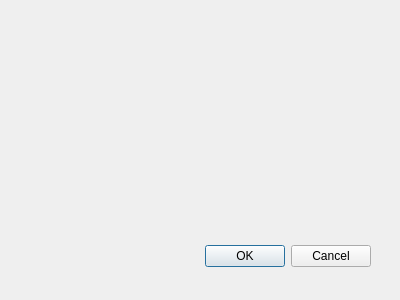
The window that dialogadjusthsv.ui (hubutui/ImageProcessingKit) describes before a commit, drawn with Qt 5.
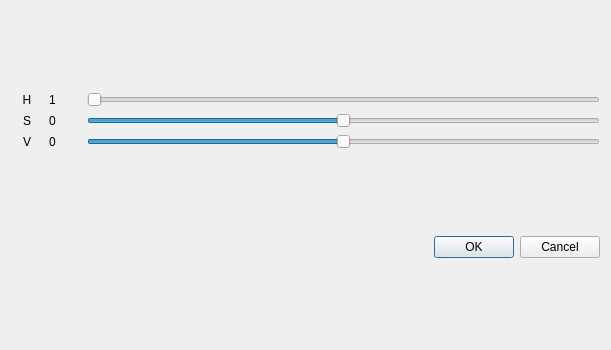
The same window after the commit.

Commit message: 添加了 dialogAjustHsv，这是个对话框，设置 HSV 调整的信息．

Diff of the .ui file:
```diff
--- a/dialogadjusthsv.ui
+++ b/dialogadjusthsv.ui
@@ -8,29 +8,146 @@
    <rect>
     <x>0</x>
     <y>0</y>
-    <width>400</width>
-    <height>300</height>
+    <width>611</width>
+    <height>350</height>
    </rect>
   </property>
   <property name="windowTitle">
    <string>Dialog</string>
   </property>
-  <widget class="QDialogButtonBox" name="buttonBox">
-   <property name="geometry">
-    <rect>
-     <x>30</x>
-     <y>240</y>
-     <width>341</width>
-     <height>32</height>
-    </rect>
-   </property>
-   <property name="orientation">
-    <enum>Qt::Horizontal</enum>
-   </property>
-   <property name="standardButtons">
-    <set>QDialogButtonBox::Cancel|QDialogButtonBox::Ok</set>
-   </property>
-  </widget>
+  <layout class="QGridLayout" name="gridLayout_2">
+   <item row="0" column="0">
+    <layout class="QGridLayout" name="gridLayout">
+     <item row="0" column="0">
+      <widget class="QLabel" name="label_H">
+       <property name="minimumSize">
+        <size>
+         <width>32</width>
+         <height>0</height>
+        </size>
+       </property>
+       <property name="text">
+        <string>H</string>
+       </property>
+       <property name="alignment">
+        <set>Qt::AlignCenter</set>
+       </property>
+      </widget>
+     </item>
+     <item row="2" column="1">
+      <widget class="QLabel" name="label_V_Value">
+       <property name="text">
+        <string>0</string>
+       </property>
+      </widget>
+     </item>
+     <item row="2" column="0">
+      <widget class="QLabel" name="label_V">
+       <property name="minimumSize">
+        <size>
+         <width>32</width>
+         <height>0</height>
+        </size>
+       </property>
+       <property name="text">
+        <string>V</string>
+       </property>
+       <property name="alignment">
+        <set>Qt::AlignCenter</set>
+       </property>
+      </widget>
+     </item>
+     <item row="1" column="1">
+      <widget class="QLabel" name="label_S_Value">
+       <property name="minimumSize">
+        <size>
+         <width>32</width>
+         <height>0</height>
+        </size>
+       </property>
+       <property name="text">
+        <string>0</string>
+       </property>
+      </widget>
+     </item>
+     <item row="1" column="0">
+      <widget class="QLabel" name="label_S">
+       <property name="minimumSize">
+        <size>
+         <width>32</width>
+         <height>0</height>
+        </size>
+       </property>
+       <property name="text">
+        <string>S</string>
+       </property>
+       <property name="alignment">
+        <set>Qt::AlignCenter</set>
+       </property>
+      </widget>
+     </item>
+     <item row="0" column="1">
+      <widget class="QLabel" name="label_H_Value">
+       <property name="minimumSize">
+        <size>
+         <width>32</width>
+         <height>0</height>
+        </size>
+       </property>
+       <property name="text">
+        <string>1</string>
+       </property>
+      </widget>
+     </item>
+     <item row="0" column="2">
+      <widget class="QSlider" name="horizontalSlider_H">
+       <property name="maximum">
+        <number>360</number>
+       </property>
+       <property name="orientation">
+        <enum>Qt::Horizontal</enum>
+       </property>
+      </widget>
+     </item>
+     <item row="1" column="2">
+      <widget class="QSlider" name="horizontalSlider_S">
+       <property name="minimum">
+        <number>-80</number>
+       </property>
+       <property name="maximum">
+        <number>80</number>
+       </property>
+       <property name="orientation">
+        <enum>Qt::Horizontal</enum>
+       </property>
+      </widget>
+     </item>
+     <item row="2" column="2">
+      <widget class="QSlider" name="horizontalSlider_V">
+       <property name="minimum">
+        <number>-80</number>
+       </property>
+       <property name="maximum">
+        <number>80</number>
+       </property>
+       <property name="orientation">
+        <enum>Qt::Horizontal</enum>
+       </property>
+      </widget>
+     </item>
+    </layout>
+   </item>
+   <item row="1" column="0">
+    <widget class="QDialogButtonBox" name="buttonBox">
+     <property name="orientation">
+      <enum>Qt::Horizontal</enum>
+     </property>
+     <property name="standardButtons">
+      <set>QDialogButtonBox::Cancel|QDialogButtonBox::Ok</set>
+     </property>
+    </widget>
+   </item>
+  </layout>
  </widget>
  <pixmapfunction/>
  <resources/>
```
Left out of the diff: 5 changed lines with no effect on the pictures. The commit also changes 2 other files.
